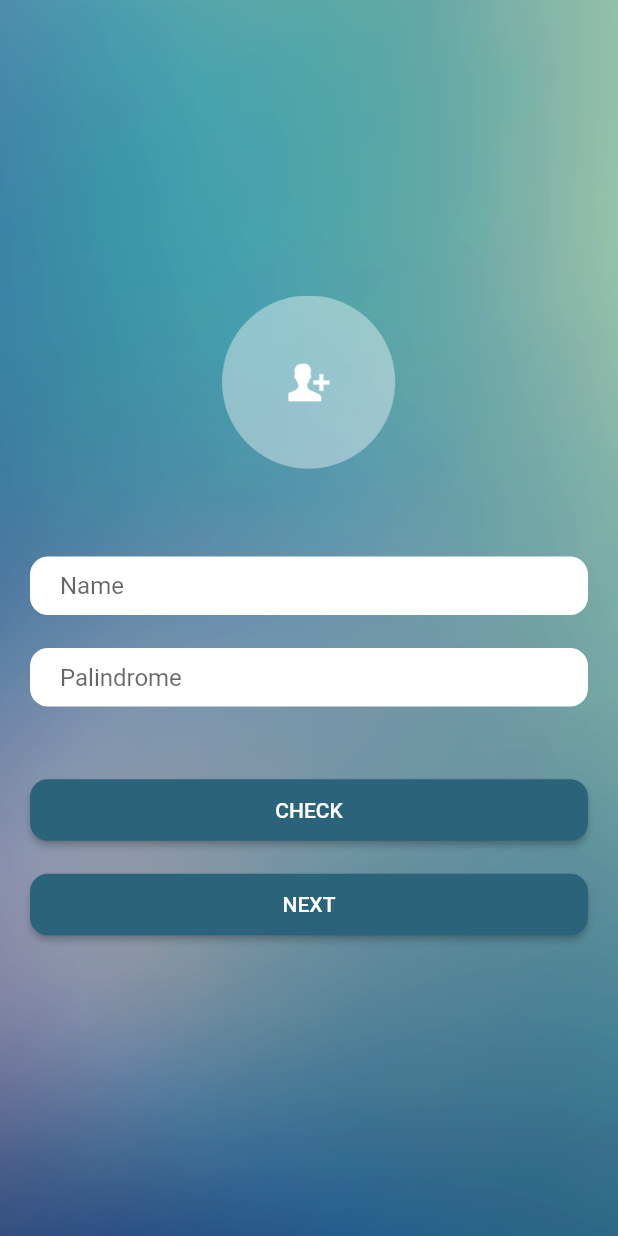
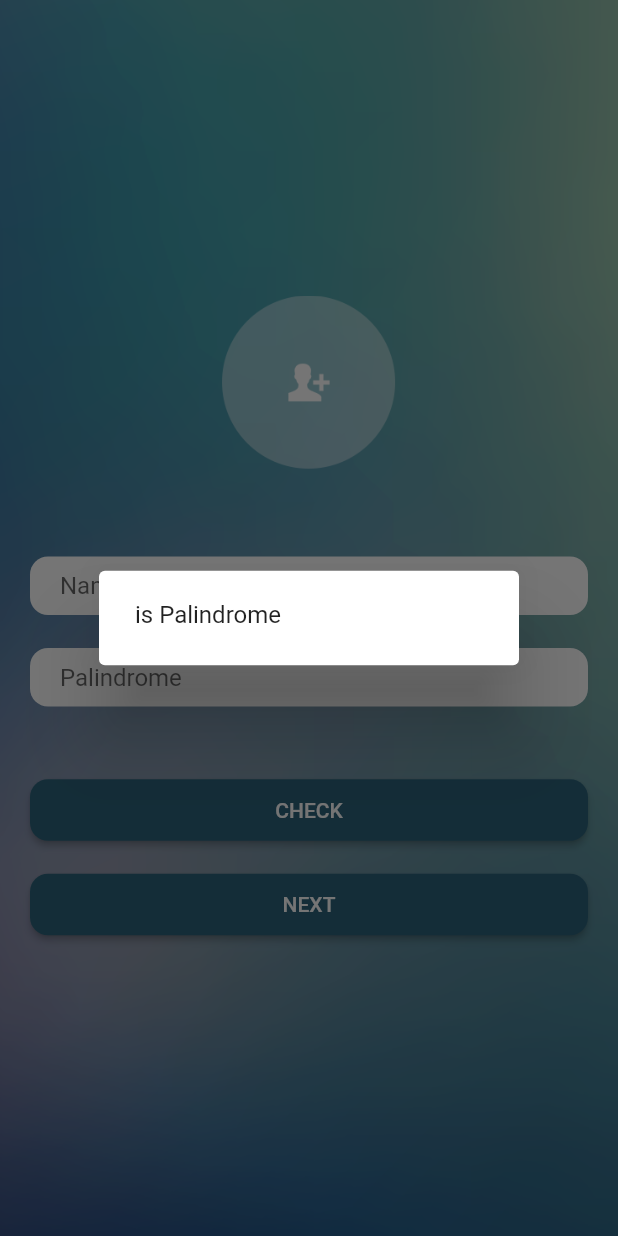
Before and after one commit to agustiyann/flutter-playground, a Flutter app: the screen it shows after launch, after a tap on "CHECK", on a phone screen of 412 x 824 dp. Run offline on Flutter 3.47's test engine with Material 2 defaults, Android fonts, the phone set to English and light mode, and no system bars.

Commit message:
add palindrome check

```diff
--- a/lib/screen/first_screen.dart
+++ b/lib/screen/first_screen.dart
@@ -11,12 +11,14 @@ class FirstScreen extends StatefulWidget {
 class _FirstScreenState extends State<FirstScreen> {
   // Create a text controller and use it to retrieve the current value
   // of the TextField.
-  final myController = TextEditingController();
+  final nameController = TextEditingController();
+  final palindromeController = TextEditingController();
 
   @override
   void dispose() {
     // Clean up the controller when the widget is disposed.
-    myController.dispose();
+    nameController.dispose();
+    palindromeController.dispose();
     super.dispose();
   }
 
@@ -35,7 +37,7 @@ class _FirstScreenState extends State<FirstScreen> {
           isDense: true,
           contentPadding: EdgeInsets.fromLTRB(20, 10, 20, 10),
         ),
-        controller: myController,
+        controller: nameController,
       ),
     );
 
@@ -44,19 +46,39 @@ class _FirstScreenState extends State<FirstScreen> {
         color: Colors.white,
         borderRadius: BorderRadius.circular(12),
       ),
-      child: const TextField(
+      child: TextField(
         cursorColor: Colors.black,
-        decoration: InputDecoration(
+        decoration: const InputDecoration(
           border: InputBorder.none,
           hintText: 'Palindrome',
           isDense: true,
           contentPadding: EdgeInsets.fromLTRB(20, 10, 20, 10),
         ),
+        controller: palindromeController,
       ),
     );
 
+    bool isPalindrome(String text) {
+      String? original = text.replaceAll(' ', '');
+      String? reverse = text.replaceAll(' ', '').split('').reversed.join('');
+      return original == reverse;
+    }
+
     var checkButton = ElevatedButton(
-      onPressed: () {},
+      onPressed: () {
+        showDialog(
+          context: context,
+          builder: (context) {
+            return AlertDialog(
+              // Retrieve the text the that user has entered by using the
+              // TextEditingController.
+              content: Text(isPalindrome(palindromeController.text)
+                  ? "is Palindrome"
+                  : "not Palindrome"),
+            );
+          },
+        );
+      },
       child: const Text('CHECK'),
       style: ElevatedButton.styleFrom(
         primary: const Color(0xFF2B637B),
@@ -72,7 +94,7 @@ class _FirstScreenState extends State<FirstScreen> {
         Navigator.push(
           context,
           MaterialPageRoute(
-            builder: (context) => SecondScreen(name: myController.text),
+            builder: (context) => SecondScreen(name: nameController.text),
           ),
         );
       },
```
